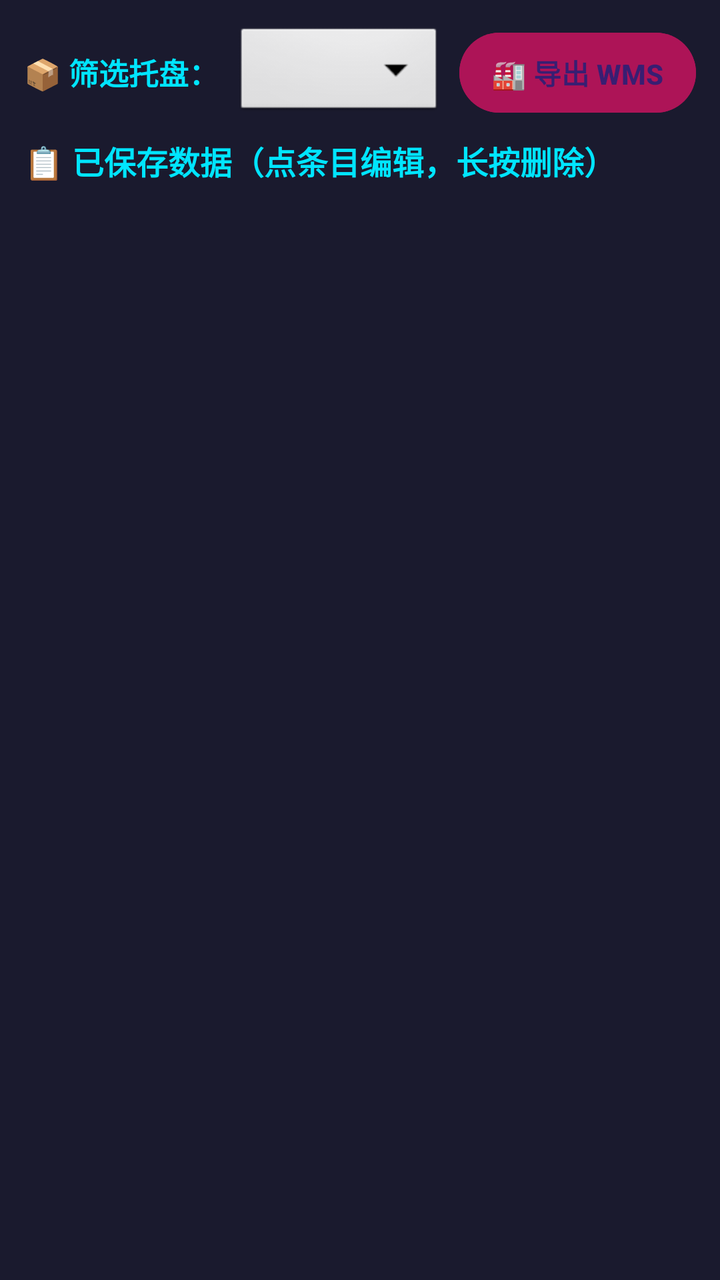
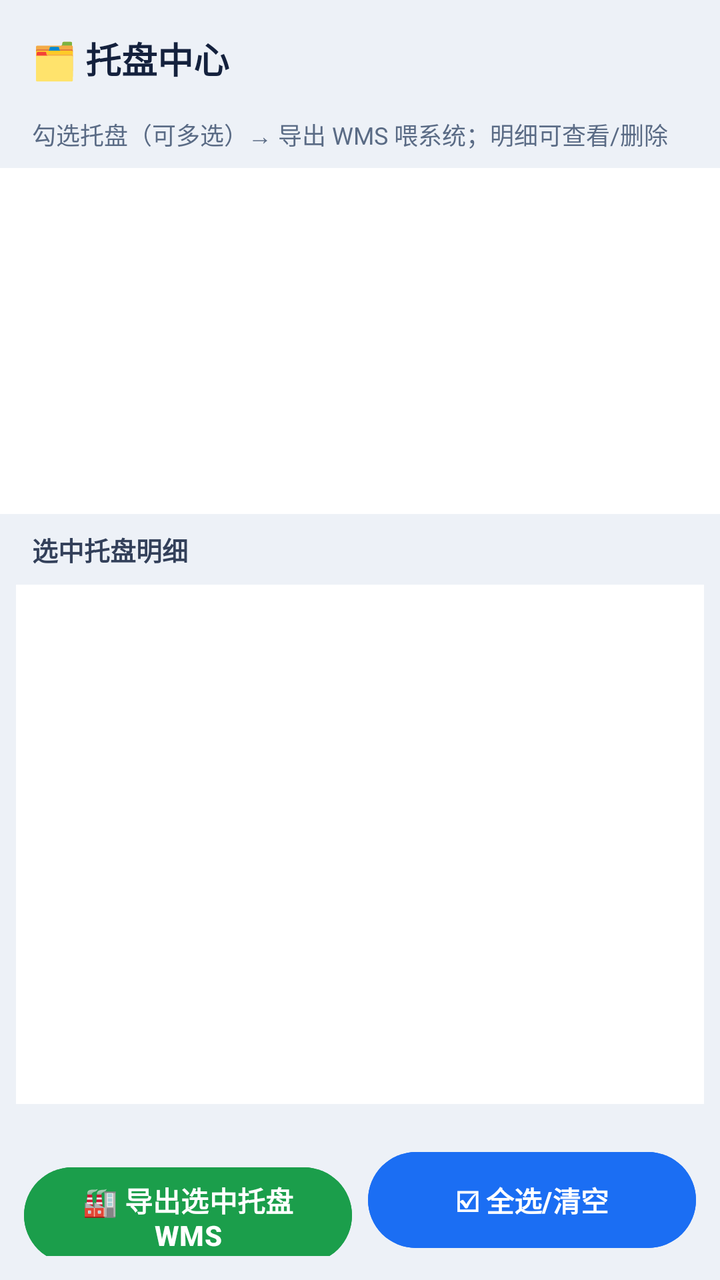

Screens rendered from an Android XML layout before and after an edit, with the pre-edit source and the edit as a unified diff.
<!-- AndroidManifest.xml: application theme Theme.LabelScanner -->
<!-- res/layout/activity_record_list.xml -->
<?xml version="1.0" encoding="utf-8"?>
<LinearLayout xmlns:android="http://schemas.android.com/apk/res/android"
    android:layout_width="match_parent"
    android:layout_height="match_parent"
    android:orientation="vertical"
    android:background="#1a1a2e"
    android:padding="12dp">

    
    <LinearLayout
        android:layout_width="match_parent"
        android:layout_height="wrap_content"
        android:orientation="horizontal"
        android:gravity="center_vertical"
        android:paddingBottom="8dp">

        <TextView
            android:layout_width="wrap_content"
            android:layout_height="wrap_content"
            android:text="📦 筛选托盘："
            android:textColor="#00e5ff"
            android:textSize="15sp"
            android:textStyle="bold" />

        <Spinner
            android:id="@+id/spTrayFilter"
            android:layout_width="0dp"
            android:layout_height="wrap_content"
            android:layout_weight="1"
            android:layout_marginStart="8dp"
            android:background="@android:drawable/btn_dropdown"
            android:padding="8dp" />

        <Button
            android:id="@+id/btnExportWms"
            android:layout_width="wrap_content"
            android:layout_height="48dp"
            android:layout_marginStart="8dp"
            android:backgroundTint="#ad1457"
            android:paddingHorizontal="16dp"
            android:text="🏭 导出 WMS"
            android:textSize="14sp"
            android:textStyle="bold" />
    </LinearLayout>

    <TextView
        android:layout_width="match_parent"
        android:layout_height="wrap_content"
        android:text="📋 已保存数据（点条目编辑，长按删除）"
        android:textColor="#00e5ff"
        android:textSize="16sp"
        android:textStyle="bold"
        android:paddingBottom="8dp" />

    <TextView
        android:id="@+id/tvEmpty"
        android:layout_width="match_parent"
        android:layout_height="wrap_content"
        android:text="暂无数据，先回扫码页保存几条吧"
        android:textColor="#888888"
        android:textSize="14sp"
        android:padding="24dp"
        android:gravity="center"
        android:visibility="gone" />

    <ListView
        android:id="@+id/listRecords"
        android:layout_width="match_parent"
        android:layout_height="0dp"
        android:layout_weight="1"
        android:divider="#333355"
        android:dividerHeight="1dp" />
</LinearLayout>
<!-- resources referenced by this layout -->
<resources>
  <style name="Theme.LabelScanner" parent="Theme.Material3.Dark.NoActionBar">
          <item name="android:statusBarColor">@android:color/transparent</item>
          <item name="android:navigationBarColor">@android:color/transparent</item>
          <item name="android:windowDrawsSystemBarBackgrounds">true</item>
          <item name="android:windowLightStatusBar">false</item>
          <item name="android:windowLightNavigationBar">false</item>
      </style>
</resources>

<!-- the commit's change to res/layout/activity_record_list.xml (unified diff, before → after) -->
@@ -3,71 +3,97 @@
     android:layout_width="match_parent"
     android:layout_height="match_parent"
     android:orientation="vertical"
-    android:background="#1a1a2e"
-    android:padding="12dp">
+    android:background="#EDF1F7">
+
+    <TextView
+        android:layout_width="match_parent"
+        android:layout_height="wrap_content"
+        android:padding="16dp"
+        android:text="🗂️ 托盘中心"
+        android:textSize="18sp"
+        android:textStyle="bold"
+        android:textColor="#14213D" />
+
+    <TextView
+        android:layout_width="match_parent"
+        android:layout_height="wrap_content"
+        android:paddingHorizontal="16dp"
+        android:paddingBottom="8dp"
+        android:text="勾选托盘（可多选）→ 导出 WMS 喂系统；明细可查看/删除"
+        android:textSize="12sp"
+        android:textColor="#5A6B85" />
 
     
+    <ScrollView
+        android:layout_width="match_parent"
+        android:layout_height="0dp"
+        android:layout_weight="2"
+        android:background="#FFFFFF">
+
+        <LinearLayout
+            android:id="@+id/llTrayGroups"
+            android:layout_width="match_parent"
+            android:layout_height="wrap_content"
+            android:orientation="vertical"
+            android:padding="8dp" />
+    </ScrollView>
+
+    <TextView
+        android:layout_width="match_parent"
+        android:layout_height="wrap_content"
+        android:paddingHorizontal="16dp"
+        android:paddingTop="8dp"
+        android:text="选中托盘明细"
+        android:textSize="13sp"
+        android:textStyle="bold"
+        android:textColor="#33405A" />
+
+    <ListView
+        android:id="@+id/listDetail"
+        android:layout_width="match_parent"
+        android:layout_height="0dp"
+        android:layout_weight="3"
+        android:layout_margin="8dp"
+        android:background="#FFFFFF" />
+
+    <TextView
+        android:id="@+id/tvEmpty"
+        android:layout_width="match_parent"
+        android:layout_height="0dp"
+        android:layout_weight="3"
+        android:gravity="center"
+        android:text="暂无记录\n先到主界面录入（单条识别 / 单箱入库），保存后按托盘查询导出"
+        android:textColor="#5A6B85"
+        android:textSize="14sp"
+        android:visibility="gone" />
+
     <LinearLayout
         android:layout_width="match_parent"
         android:layout_height="wrap_content"
         android:orientation="horizontal"
-        android:gravity="center_vertical"
-        android:paddingBottom="8dp">
-
-        <TextView
-            android:layout_width="wrap_content"
-            android:layout_height="wrap_content"
-            android:text="📦 筛选托盘："
-            android:textColor="#00e5ff"
-            android:textSize="15sp"
-            android:textStyle="bold" />
-
-        <Spinner
-            android:id="@+id/spTrayFilter"
-            android:layout_width="0dp"
-            android:layout_height="wrap_content"
-            android:layout_weight="1"
-            android:layout_marginStart="8dp"
-            android:background="@android:drawable/btn_dropdown"
-            android:padding="8dp" />
+        android:padding="12dp">
 
         <Button
             android:id="@+id/btnExportWms"
-            android:layout_width="wrap_content"
-            android:layout_height="48dp"
+            android:layout_width="0dp"
+            android:layout_height="56dp"
+            android:layout_weight="1"
+            android:backgroundTint="#1B9E4B"
+            android:text="🏭 导出选中托盘 WMS"
+            android:textColor="#FFFFFF"
+            android:textSize="14sp"
+            android:textStyle="bold" />
+
+        <Button
+            android:id="@+id/btnSelectAll"
+            android:layout_width="0dp"
+            android:layout_height="56dp"
+            android:layout_weight="1"
             android:layout_marginStart="8dp"
-            android:backgroundTint="#ad1457"
-            android:paddingHorizontal="16dp"
-            android:text="🏭 导出 WMS"
+            android:backgroundTint="#1B6EF3"
+            android:text="☑ 全选/清空"
+            android:textColor="#FFFFFF"
             android:textSize="14sp"
             android:textStyle="bold" />
     </LinearLayout>
-
-    <TextView
-        android:layout_width="match_parent"
-        android:layout_height="wrap_content"
-        android:text="📋 已保存数据（点条目编辑，长按删除）"
-        android:textColor="#00e5ff"
-        android:textSize="16sp"
-        android:textStyle="bold"
-        android:paddingBottom="8dp" />
-
-    <TextView
-        android:id="@+id/tvEmpty"
-        android:layout_width="match_parent"
-        android:layout_height="wrap_content"
-        android:text="暂无数据，先回扫码页保存几条吧"
-        android:textColor="#888888"
-        android:textSize="14sp"
-        android:padding="24dp"
-        android:gravity="center"
-        android:visibility="gone" />
-
-    <ListView
-        android:id="@+id/listRecords"
-        android:layout_width="match_parent"
-        android:layout_height="0dp"
-        android:layout_weight="1"
-        android:divider="#333355"
-        android:dividerHeight="1dp" />
 </LinearLayout>
